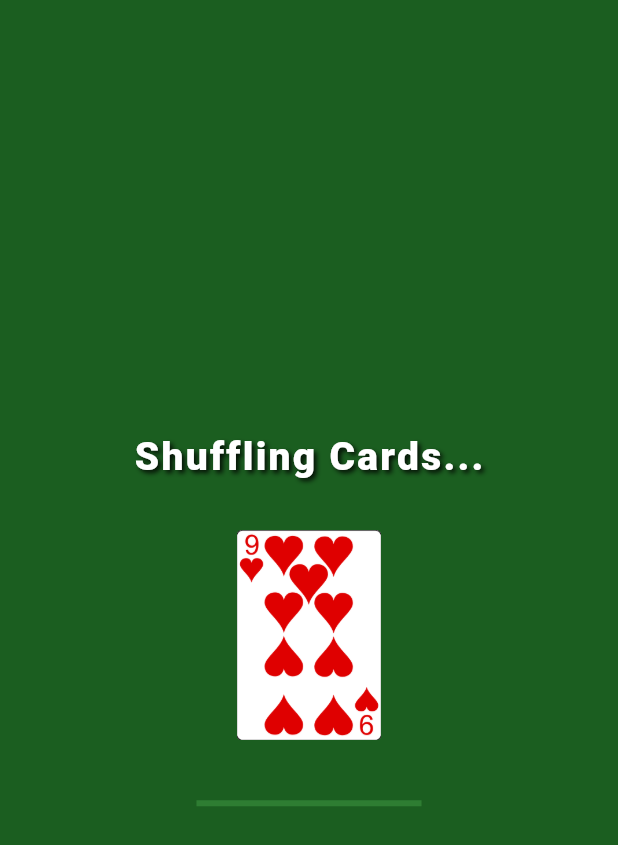
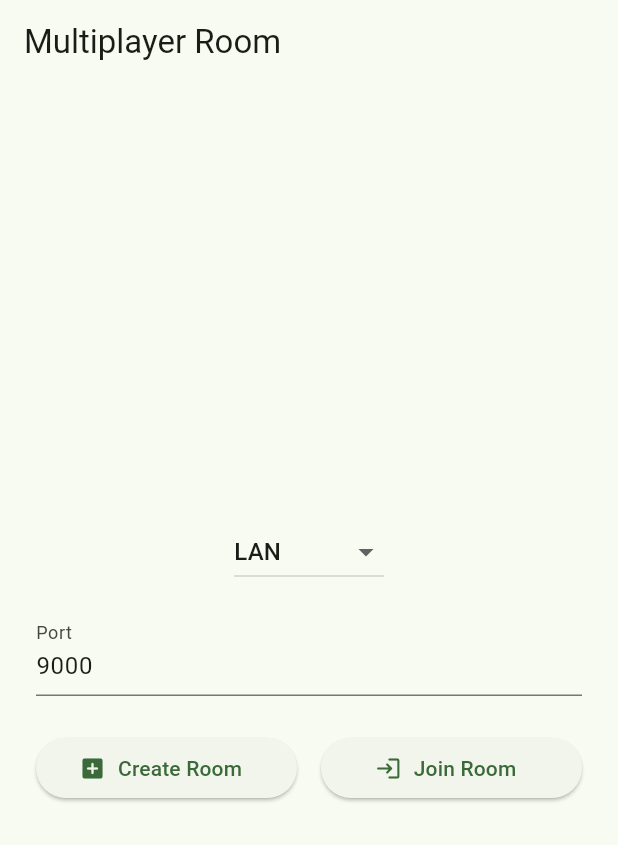
Before and after one commit to THANLAR/shan_koe_mee_myanmar, a Flutter app: the screen it shows after launch, on a phone screen of 412 x 824 dp. Shown: the top 845 px of the screen. Run offline on Flutter 3.47's test engine with Material 3 defaults, Android fonts, the light colour scheme and no system bars; our stand-ins replace equatable, firebase_core, firebase_messaging, flutter_bloc, get_it, logger; accounts and stored records are empty.

Commit message:
updated core modules

```diff
--- /dev/null
+++ b/lib/core/constants.dart
@@ -0,0 +1 @@
+const int maxRoomSize = 10;
--- a/lib/core/di/injector.dart
+++ b/lib/core/di/injector.dart
@@ -9,6 +9,7 @@ import 'package:shan_koe_mee_myanmar/features/public/domain/repositories/socket_
 import 'package:shan_koe_mee_myanmar/features/public/domain/usecases/create_room.dart';
 import 'package:shan_koe_mee_myanmar/features/public/domain/usecases/join_room.dart';
 import 'package:shan_koe_mee_myanmar/features/public/presentation/bloc/multiplayer_bloc.dart';
+import 'package:shan_koe_mee_myanmar/features/room/presentation/bloc/room_bloc.dart';
 import 'package:firebase_core/firebase_core.dart';
 import 'package:shan_koe_mee_myanmar/firebase_options.dart';
 
@@ -34,6 +35,8 @@ Future<void> setupDependencies({bool useWebSocket = false}) async {
 
   // Register Bloc
   getIt.registerFactory(() => MultiplayerBloc(getIt<SocketService>()));
+  // Register RoomBloc for the new room feature
+  getIt.registerFactory<RoomBloc>(() => RoomBloc());
 }
 
 Future<void> _firebaseMessagingBackgroundHandler(RemoteMessage message) async {
--- /dev/null
+++ b/lib/core/enums.dart
@@ -0,0 +1 @@
+enum NetworkType { lan, internet /*, bluetooth */ }
--- /dev/null
+++ b/lib/core/exceptions.dart
@@ -0,0 +1,6 @@
+class RoomFullException implements Exception {
+  final String message;
+  RoomFullException([this.message = 'Room is full']);
+  @override
+  String toString() => message;
+}
--- /dev/null
+++ b/lib/core/typedefs.dart
@@ -0,0 +1,4 @@
+typedef RoomID = String;
+typedef ClientID = String;
+typedef MessageHandler = void Function(String message, ClientID from);
+typedef DisconnectHandler = void Function(ClientID clientId);
--- /dev/null
+++ b/lib/features/room/presentation/bloc/room_bloc.dart
@@ -0,0 +1,65 @@
+import 'package:flutter_bloc/flutter_bloc.dart';
+import 'package:shan_koe_mee_myanmar/core/utils/super_print.dart';
+import '../../../../room/room_manager.dart';
+import '../../../../room/room_client.dart';
+import 'room_event.dart';
+import 'room_state.dart';
+
+class RoomBloc extends Bloc<RoomEvent, RoomState> {
+  RoomManager? _manager;
+  RoomClient? _client;
+  final List<String> _clients = [];
+  final List<String> _messages = [];
+
+  RoomBloc() : super(RoomInitial()) {
+    on<CreateRoom>((event, emit) async {
+      emit(RoomLoading());
+      _manager = RoomManager.create(event.type);
+      try {
+        await _manager!.startRoom(
+          port: event.port,
+          onMessage: (msg, from) {
+            _messages.add('$from: $msg');
+            if (!_clients.contains(from)) _clients.add(from);
+            add(SendMessage(''));
+          },
+          onDisconnect: (id) {
+            _clients.remove(id);
+            add(SendMessage(''));
+          },
+        );
+        emit(RoomConnected(List.from(_clients), List.from(_messages)));
+      } catch (e) {
+        emit(RoomError(e.toString()));
+      }
+    });
+
+    on<JoinRoom>((event, emit) async {
+      emit(RoomLoading());
+      _client = RoomClient.connect(event.type);
+      try {
+        superPrint('Connected to room at ${event.host}:${event.port}');
+        _client?.connect(
+          host: event.host,
+          port: event.port,
+          onMessage: (msg, from) {
+            _messages.add('$from: $msg');
+            add(SendMessage(''));
+          },
+        );
+        superPrint('Connected to room at ${event.host}:${event.port}');
+        emit(RoomConnected(List.from(_clients), List.from(_messages)));
+      } catch (e) {
+        emit(RoomError(e.toString()));
+      }
+    });
+
+    on<SendMessage>((event, emit) async {
+      if (event.message.isNotEmpty) {
+        await _client?.send(event.message);
+        _messages.add('Me: ${event.message}');
+      }
+      emit(RoomConnected(List.from(_clients), List.from(_messages)));
+    });
+  }
+}
--- /dev/null
+++ b/lib/features/room/presentation/bloc/room_event.dart
@@ -0,0 +1,32 @@
+import 'package:equatable/equatable.dart';
+import '../../../../core/enums.dart';
+
+abstract class RoomEvent extends Equatable {
+  const RoomEvent();
+  @override
+  List<Object?> get props => [];
+}
+
+class CreateRoom extends RoomEvent {
+  final NetworkType type;
+  final int port;
+  const CreateRoom(this.type, this.port);
+  @override
+  List<Object?> get props => [type, port];
+}
+
+class JoinRoom extends RoomEvent {
+  final NetworkType type;
+  final String host;
+  final int port;
+  const JoinRoom(this.type, this.host, this.port);
+  @override
+  List<Object?> get props => [type, host, port];
+}
+
+class SendMessage extends RoomEvent {
+  final String message;
+  const SendMessage(this.message);
+  @override
+  List<Object?> get props => [message];
+}
--- /dev/null
+++ b/lib/features/room/presentation/bloc/room_state.dart
@@ -0,0 +1,26 @@
+import 'package:equatable/equatable.dart';
+
+abstract class RoomState extends Equatable {
+  const RoomState();
+  @override
+  List<Object?> get props => [];
+}
+
+class RoomInitial extends RoomState {}
+
+class RoomLoading extends RoomState {}
+
+class RoomConnected extends RoomState {
+  final List<String> clients;
+  final List<String> messages;
+  const RoomConnected(this.clients, this.messages);
+  @override
+  List<Object?> get props => [clients, messages];
+}
+
+class RoomError extends RoomState {
+  final String message;
+  const RoomError(this.message);
+  @override
+  List<Object?> get props => [message];
+}
--- /dev/null
+++ b/lib/features/room/presentation/pages/room_home_page.dart
@@ -0,0 +1,117 @@
+import 'package:flutter/material.dart';
+import 'package:flutter_bloc/flutter_bloc.dart';
+import 'package:get_it/get_it.dart';
+import '../../../../core/enums.dart';
+import '../bloc/room_bloc.dart';
+import '../bloc/room_event.dart';
+import 'room_page.dart';
+
+class RoomHomePage extends StatefulWidget {
+  const RoomHomePage({super.key});
+  @override
+  State<RoomHomePage> createState() => _RoomHomePageState();
+}
+
+class _RoomHomePageState extends State<RoomHomePage> {
+  NetworkType _type = NetworkType.lan;
+  final _portController = TextEditingController(text: '9000');
+  final _hostController = TextEditingController(text: '127.0.0.1');
+
+  @override
+  Widget build(BuildContext context) {
+    return Scaffold(
+      appBar: AppBar(title: const Text('Multiplayer Room')),
+      body: Center(
+        child: AnimatedContainer(
+          duration: const Duration(milliseconds: 500),
+          curve: Curves.easeInOut,
+          padding: const EdgeInsets.all(24),
+          child: Column(
+            mainAxisSize: MainAxisSize.min,
+            children: [
+              DropdownButton<NetworkType>(
+                value: _type,
+                items: NetworkType.values
+                    .map(
+                      (e) => DropdownMenuItem(
+                        value: e,
+                        child: Text(e.name.toUpperCase()),
+                      ),
+                    )
+                    .toList(),
+                onChanged: (v) => setState(() => _type = v!),
+              ),
+              const SizedBox(height: 16),
+              TextField(
+                controller: _portController,
+                decoration: const InputDecoration(labelText: 'Port'),
+                keyboardType: TextInputType.number,
+              ),
+              if (_type == NetworkType.internet)
+                Padding(
+                  padding: const EdgeInsets.only(top: 16),
+                  child: TextField(
+                    controller: _hostController,
+                    decoration: const InputDecoration(labelText: 'Host'),
+                  ),
+                ),
+              const SizedBox(height: 24),
+              Row(
+                children: [
+                  Expanded(
+                    child: ElevatedButton.icon(
+                      icon: const Icon(Icons.add_box_rounded),
+                      label: const Text('Create Room'),
+                      onPressed: () {
+                        Navigator.push(
+                          context,
+                          MaterialPageRoute(
+                            builder: (_) => BlocProvider(
+                              create: (_) => GetIt.instance<RoomBloc>()
+                                ..add(
+                                  CreateRoom(
+                                    _type,
+                                    int.parse(_portController.text),
+                                  ),
+                                ),
+                              child: const RoomPage(isHost: true),
+                            ),
+                          ),
+                        );
+                      },
+                    ),
+                  ),
+                  const SizedBox(width: 16),
+                  Expanded(
+                    child: ElevatedButton.icon(
+                      icon: const Icon(Icons.login_rounded),
+                      label: const Text('Join Room'),
+                      onPressed: () {
+                        Navigator.push(
+                          context,
+                          MaterialPageRoute(
+                            builder: (_) => BlocProvider(
+                              create: (_) => GetIt.instance<RoomBloc>()
+                                ..add(
+                                  JoinRoom(
+                                    _type,
+                                    _hostController.text,
+                                    int.parse(_portController.text),
+                                  ),
+                                ),
+                              child: const RoomPage(isHost: false),
+                            ),
+                          ),
+                        );
+                      },
+                    ),
+                  ),
+                ],
+              ),
+            ],
+          ),
+        ),
+      ),
+    );
+  }
+}
--- a/lib/main.dart
+++ b/lib/main.dart
@@ -1,10 +1,10 @@
 import 'package:flutter/material.dart';
 import 'package:flutter_bloc/flutter_bloc.dart';
-import 'package:shan_koe_mee_myanmar/card_shaffel.dart';
 import 'package:shan_koe_mee_myanmar/core/di/injector.dart';
 import 'package:shan_koe_mee_myanmar/core/utils/super_print.dart';
 import 'package:shan_koe_mee_myanmar/features/public/presentation/bloc/multiplayer_bloc.dart';
-// import 'package:shan_koe_mee_myanmar/features/multiplayer/presentation/pages/multiplayer_page.dart';
+import 'package:shan_koe_mee_myanmar/features/room/presentation/bloc/room_bloc.dart';
+import 'package:shan_koe_mee_myanmar/features/room/presentation/pages/room_home_page.dart';
 
 void main() async {
   WidgetsFlutterBinding.ensureInitialized();
@@ -14,20 +14,27 @@ void main() async {
     }
   };
   await setupDependencies(useWebSocket: false);
-  runApp(const CardStackApp());
+  runApp(const MyApp());
 }
 
-class CardStackApp extends StatelessWidget {
-  const CardStackApp({super.key});
+class MyApp extends StatelessWidget {
+  const MyApp({super.key});
 
   @override
   Widget build(BuildContext context) {
-    return MaterialApp(
-      home: BlocProvider(
-        create: (_) => getIt<MultiplayerBloc>(),
-        child: const CardShuffleScreen(), //CardShuffleScreen  MultiplayerPage
+    return MultiBlocProvider(
+      providers: [
+        BlocProvider(create: (context) => getIt<MultiplayerBloc>()),
+        BlocProvider(create: (context) => getIt<RoomBloc>()),
+      ],
+      child: MaterialApp(
+        debugShowCheckedModeBanner: false,
+        theme: ThemeData(
+          colorScheme: ColorScheme.fromSeed(seedColor: Colors.green),
+          useMaterial3: true,
+        ),
+        home: const RoomHomePage(),
       ),
-      debugShowCheckedModeBanner: false,
     );
   }
 }
--- /dev/null
+++ b/lib/room/room_client.dart
@@ -0,0 +1,36 @@
+import '../core/enums.dart';
+import '../core/typedefs.dart';
+import '../network/base_connection.dart';
+import '../network/tcp_connection.dart';
+import '../network/websocket_connection.dart';
+
+class RoomClient {
+  final BaseConnection _connection;
+
+  RoomClient._(this._connection);
+
+  factory RoomClient.connect(NetworkType type) {
+    switch (type) {
+      case NetworkType.lan:
+        return RoomClient._(TcpConnection());
+      case NetworkType.internet:
+        return RoomClient._(WebSocketConnection());
+    }
+  }
+
+  Future<void> connect({
+    required String host,
+    required int port,
+    required MessageHandler onMessage,
+  }) async {
+    await _connection.connectToServer(
+      host: host,
+      port: port,
+      onMessage: onMessage,
+    );
+  }
+
+  Future<void> send(String message) => _connection.sendMessage(message);
+
+  Future<void> disconnect() => _connection.disconnect();
+}
--- /dev/null
+++ b/lib/room/room_manager.dart
@@ -0,0 +1,43 @@
+import '../core/enums.dart';
+import '../core/typedefs.dart';
+import '../network/base_connection.dart';
+import '../network/tcp_connection.dart';
+import '../network/websocket_connection.dart';
+
+class RoomManager {
+  final BaseConnection _connection;
+  final List<ClientID> _connectedClients = [];
+
+  RoomManager._(this._connection);
+
+  factory RoomManager.create(NetworkType type) {
+    switch (type) {
+      case NetworkType.lan:
+        return RoomManager._(TcpConnection());
+      case NetworkType.internet:
+        return RoomManager._(WebSocketConnection());
+    }
+  }
+
+  Future<void> startRoom({
+    required int port,
+    required MessageHandler onMessage,
+    required DisconnectHandler onDisconnect,
+  }) async {
+    await _connection.startServer(
+      port: port,
+      onMessage: (msg, clientId) {
+        if (!_connectedClients.contains(clientId)) {
+          _connectedClients.add(clientId);
+        }
+        onMessage(msg, clientId);
+      },
+      onDisconnect: (clientId) {
+        _connectedClients.remove(clientId);
+        onDisconnect(clientId);
+      },
+    );
+  }
+
+  Future<void> stopRoom() => _connection.disconnect();
+}
```
Also changed, not shown: lib/features/room/presentation/pages/room_page.dart (added, +170 -0 lines), lib/network/base_connection.dart (added, +19 -0 lines), lib/network/tcp_connection.dart (added, +59 -0 lines), lib/network/websocket_connection.dart (added, +59 -0 lines).
